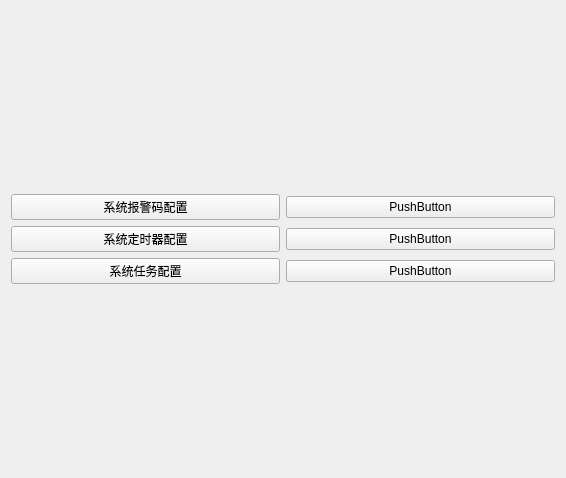
This is src/config_ui/qt/src/config/ui/other/other.ui in eth-from-zero/qzy-environmental-monitoring as Qt 5 draws it before an edit. The edited form follows.
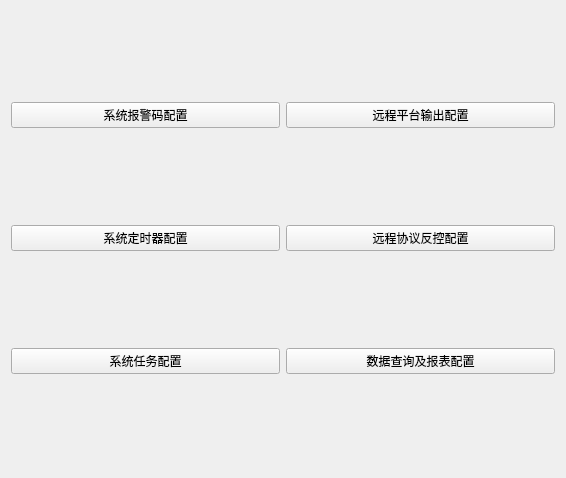
This is the edited form.

What changed in the file:
```diff
--- a/src/config_ui/qt/src/config/ui/other/other.ui
+++ b/src/config_ui/qt/src/config/ui/other/other.ui
@@ -13,51 +13,52 @@
   <property name="windowTitle">
    <string>Form</string>
   </property>
-  <layout class="QVBoxLayout" name="verticalLayout">
+  <layout class="QHBoxLayout" name="horizontalLayout">
    <item>
-    <layout class="QGridLayout" name="gridLayout">
-     <property name="sizeConstraint">
-      <enum>QLayout::SetDefaultConstraint</enum>
-     </property>
-     <item row="0" column="1">
-      <widget class="QPushButton" name="pushButton_3">
-       <property name="text">
-        <string>PushButton</string>
-       </property>
-      </widget>
-     </item>
-     <item row="2" column="0">
-      <widget class="QPushButton" name="pushButton_5">
-       <property name="text">
-        <string>系统任务配置</string>
-       </property>
-      </widget>
-     </item>
-     <item row="1" column="0">
-      <widget class="QPushButton" name="pushButton_2">
-       <property name="text">
-        <string>系统定时器配置</string>
-       </property>
-      </widget>
-     </item>
-     <item row="2" column="1">
-      <widget class="QPushButton" name="pushButton_6">
-       <property name="text">
-        <string>PushButton</string>
-       </property>
-      </widget>
-     </item>
-     <item row="0" column="0">
+    <layout class="QVBoxLayout" name="verticalLayout">
+     <item>
       <widget class="QPushButton" name="pushButton">
        <property name="text">
         <string>系统报警码配置</string>
        </property>
       </widget>
      </item>
-     <item row="1" column="1">
+     <item>
+      <widget class="QPushButton" name="pushButton_2">
+       <property name="text">
+        <string>系统定时器配置</string>
+       </property>
+      </widget>
+     </item>
+     <item>
+      <widget class="QPushButton" name="pushButton_5">
+       <property name="text">
+        <string>系统任务配置</string>
+       </property>
+      </widget>
+     </item>
+    </layout>
+   </item>
+   <item>
+    <layout class="QVBoxLayout" name="verticalLayout_2" stretch="1,1,1">
+     <item>
+      <widget class="QPushButton" name="pushButton_3">
+       <property name="text">
+        <string>远程平台输出配置</string>
+       </property>
+      </widget>
+     </item>
+     <item>
       <widget class="QPushButton" name="pushButton_4">
        <property name="text">
-        <string>PushButton</string>
+        <string>远程协议反控配置</string>
+       </property>
+      </widget>
+     </item>
+     <item>
+      <widget class="QPushButton" name="pushButton_6">
+       <property name="text">
+        <string>数据查询及报表配置</string>
        </property>
       </widget>
      </item>
```
Left out of the diff: 4 changed lines with no effect on the pictures.
